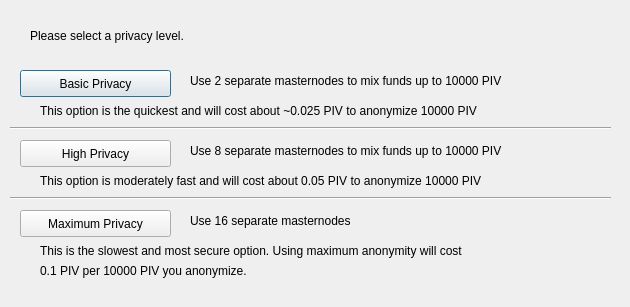
The window that src/qt/forms/obfuscationconfig.ui (Samsufi/GAL) describes before a commit, drawn with Qt 5.
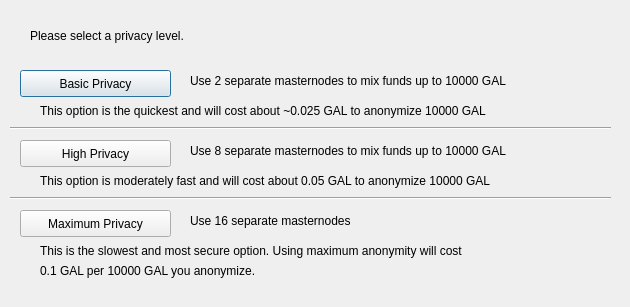
The same window after the commit.

What changed in the file:
```diff
--- a/src/qt/forms/obfuscationconfig.ui
+++ b/src/qt/forms/obfuscationconfig.ui
@@ -75,7 +75,7 @@
     </rect>
    </property>
    <property name="text">
-    <string>Use 2 separate masternodes to mix funds up to 10000 PIV</string>
+    <string>Use 2 separate masternodes to mix funds up to 10000 GAL</string>
    </property>
   </widget>
   <widget class="QLabel" name="label_3">
@@ -88,7 +88,7 @@
     </rect>
    </property>
    <property name="text">
-    <string>Use 8 separate masternodes to mix funds up to 10000 PIV</string>
+    <string>Use 8 separate masternodes to mix funds up to 10000 GAL</string>
    </property>
   </widget>
   <widget class="QLabel" name="label_4">
@@ -114,7 +114,7 @@
     </rect>
    </property>
    <property name="text">
-    <string>This option is the quickest and will cost about ~0.025 PIV to anonymize 10000 PIV</string>
+    <string>This option is the quickest and will cost about ~0.025 GAL to anonymize 10000 GAL</string>
    </property>
   </widget>
   <widget class="QLabel" name="label_7">
@@ -127,7 +127,7 @@
     </rect>
    </property>
    <property name="text">
-    <string>This option is moderately fast and will cost about 0.05 PIV to anonymize 10000 PIV</string>
+    <string>This option is moderately fast and will cost about 0.05 GAL to anonymize 10000 GAL</string>
    </property>
   </widget>
   <widget class="QLabel" name="label_8">
@@ -153,7 +153,7 @@
     </rect>
    </property>
    <property name="text">
-    <string>0.1 PIV per 10000 PIV you anonymize.</string>
+    <string>0.1 GAL per 10000 GAL you anonymize.</string>
    </property>
   </widget>
   <widget class="Line" name="line">
```
